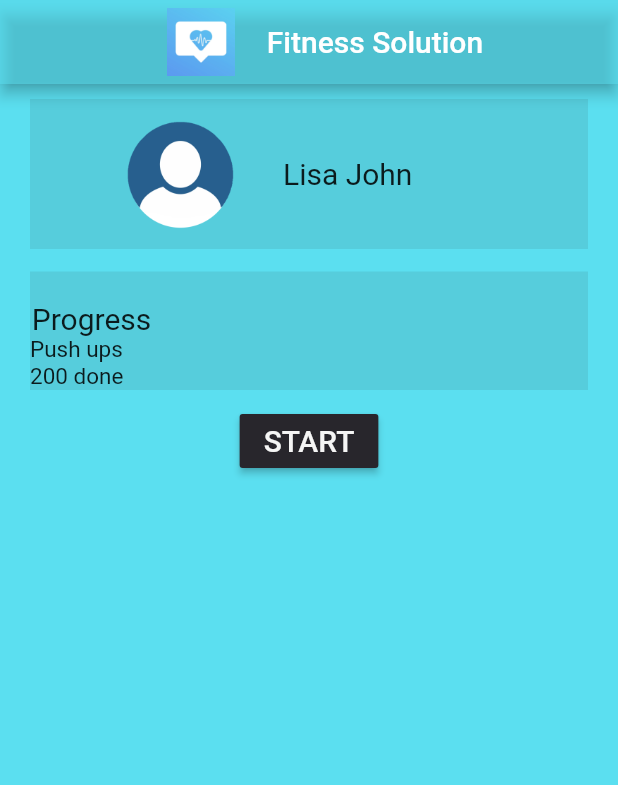
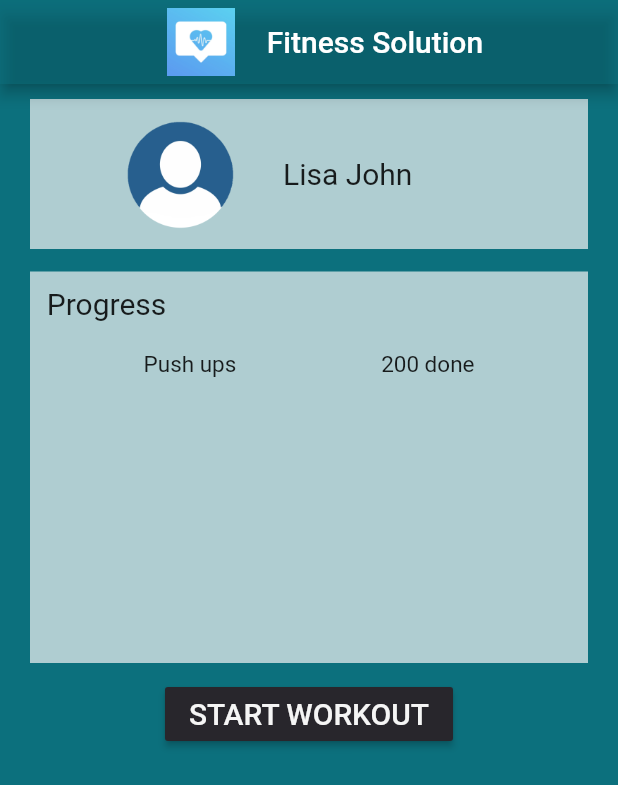
Before and after one commit to christina1024/FitnessSolution, a Flutter app: the screen it shows after launch, on a phone screen of 412 x 824 dp. Shown: the top 785 px of the screen. Run offline on Flutter 3.47's test engine with Material 2 defaults, Android fonts, the phone set to English and light mode, and no system bars.

Commit message:
home page cont

```diff
--- a/lib/main.dart
+++ b/lib/main.dart
@@ -7,9 +7,9 @@ class MyApp extends StatelessWidget {
   @override
   Widget build(BuildContext){
     return Scaffold(
-      backgroundColor: Color.fromRGBO(91, 223, 240,1),
+      backgroundColor: Color.fromRGBO(	12, 112, 125,1),
       appBar: AppBar(
-        backgroundColor: Color.fromRGBO(91, 223, 240,0.5),
+        backgroundColor: Color.fromRGBO(	12, 112, 125,0.5),
         title: Row(
           mainAxisAlignment: MainAxisAlignment.center,
           children:[
@@ -31,7 +31,7 @@ class MyApp extends StatelessWidget {
         children: <Widget>[
           Container(
             margin: EdgeInsets.fromLTRB(20.0, 10.0, 20.0, 10.0),
-            color: Color.fromRGBO(40, 38, 44,0.1),
+            color: Color.fromRGBO(245, 245, 245,0.7),
             //padding: EdgeInsets.fromLTRB(50.0, 50.0, 50.0, 50.0),
             child:Row(
               mainAxisAlignment: MainAxisAlignment.start,
@@ -52,19 +52,22 @@ class MyApp extends StatelessWidget {
 
           Container(
               margin: EdgeInsets.fromLTRB(20.0, 5.0, 20.0, 10.0),
-              color: Color.fromRGBO(40, 38, 44,0.1),
-              padding: EdgeInsets.fromLTRB(0.0, 20.0, 290.0, 0.0),
+              color: Color.fromRGBO(245, 245, 245,0.7),
+              //padding: EdgeInsets.fromLTRB(0.0, 10.0, 300.0, 120.0),
             child: Column(
               children: <Widget>[
                 Container(
-                  //padding: EdgeInsets.fromLTRB(0.0, 0.0, 290.0, 0.0),
+                  padding: EdgeInsets.fromLTRB(0.0, 10.0, 270.0, 20.0),
                   child: Text('Progress',
                   style: TextStyle(
                     fontSize: 20.0,
                   ),),
                 ),
                 Container(
-                  child:Text('Push ups                      200 done', style: TextStyle(fontSize: 15.0,),),
+                  child:Text('Push ups                          200 done', style: TextStyle(fontSize: 15.0,),),
+                ),
+                Container(
+                  padding: EdgeInsets.fromLTRB(0.0, 100.0, 350.0, 90.0),
                 ),
 
               ],
@@ -72,7 +75,7 @@ class MyApp extends StatelessWidget {
           ),
           RaisedButton(
             onPressed:(){},
-            child:Text('START', style: TextStyle(
+            child:Text('START WORKOUT', style: TextStyle(
               fontSize: 20.0,
               color: Color.fromRGBO(245, 245, 245,1),
             ),),
```
